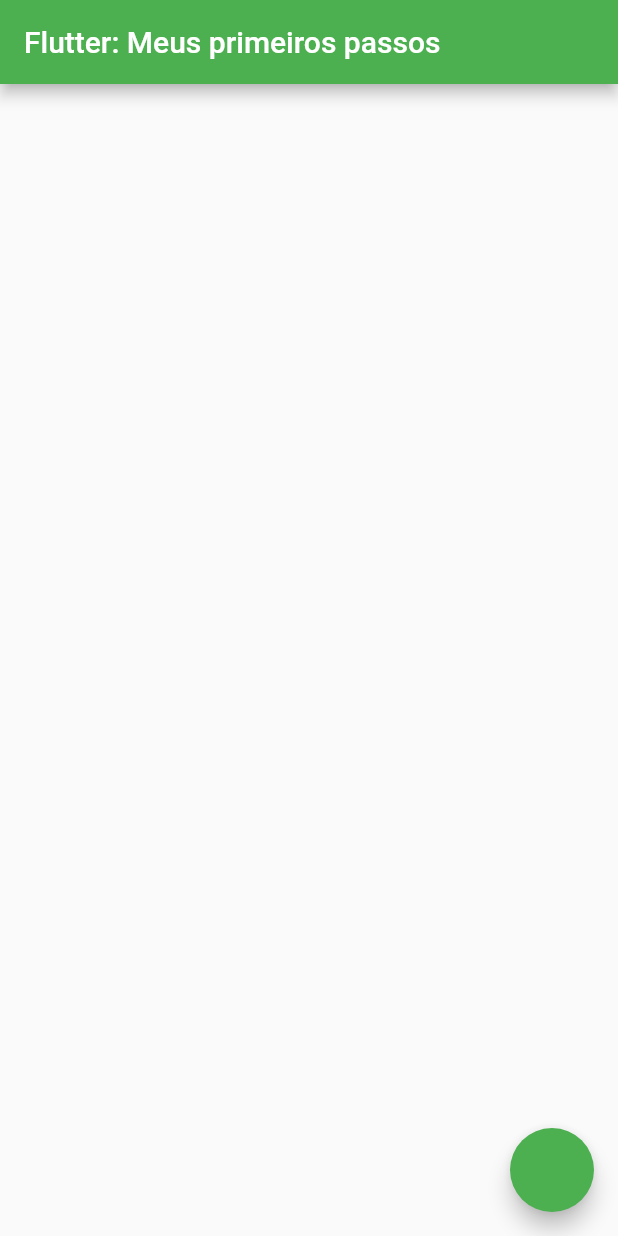
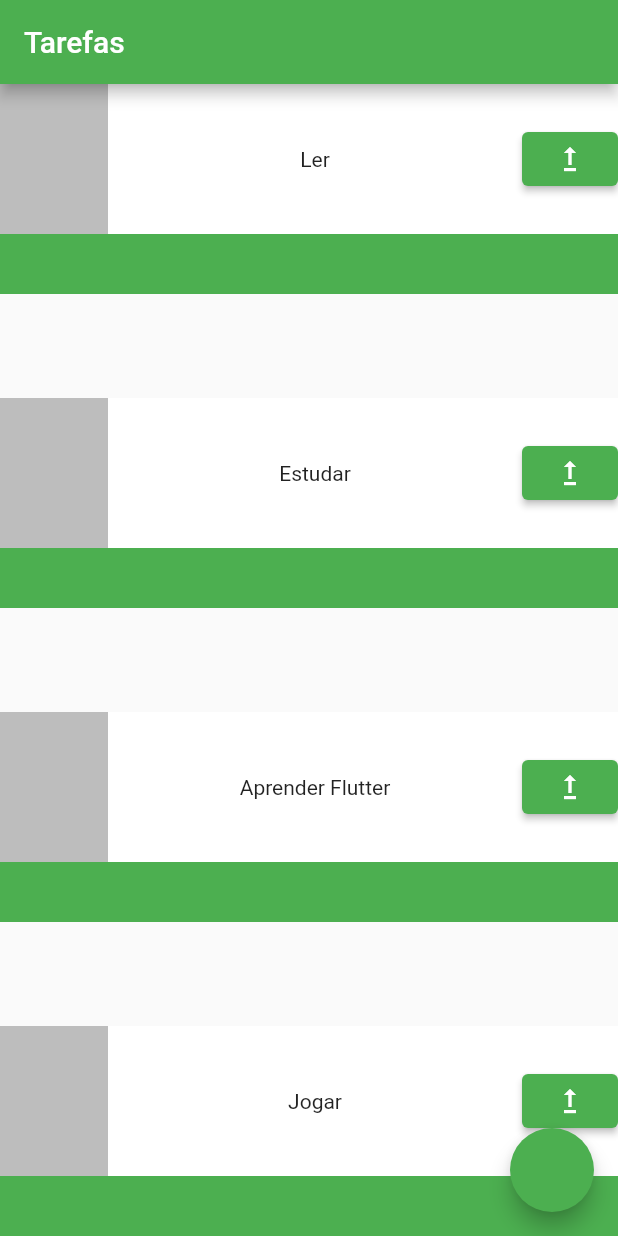
Before and after one commit to SamuelSPrado/aplicativo_de_tarefas_no_Flutter, a Flutter app: the screen it shows after launch, on a phone screen of 412 x 824 dp. Run offline on Flutter 3.47's test engine with Material 2 defaults, Android fonts, the phone set to English and light mode, and no system bars.

Commit message:
Implementando a classe Tarefas e alterando parâmetros do Stateless Widget para enviar argumentos e replicar os Containers

```diff
--- a/lib/main.dart
+++ b/lib/main.dart
@@ -12,16 +12,58 @@
     return MaterialApp(
       title: 'Flutter Demo',
       theme: ThemeData(
-
         primarySwatch: Colors.green,
       ),
       home: Scaffold(
         appBar: AppBar(
-          title: Text('Flutter: Meus primeiros passos'),
+          title: Text('Tarefas'),
         ),
-        body: Container(),
-        floatingActionButton: FloatingActionButton(onPressed: (){}),
+        body: Column(
+          mainAxisAlignment: MainAxisAlignment.spaceBetween,
+          children: [
+            Tarefa('Ler'),
+            Tarefa('Estudar'),
+            Tarefa('Aprender Flutter'),
+            Tarefa('Jogar'),
+          ],
+        ),
+        floatingActionButton: FloatingActionButton(onPressed: () {}),
       ),
     );
   }
 }
+
+class Tarefa extends StatelessWidget {
+  final String nome;
+  const Tarefa(this.nome,{Key? key}) : super(key: key);
+
+  @override
+  Widget build(BuildContext context) {
+    return Container(
+      child: Stack(
+        children: [
+          Container(
+            color: Colors.green,
+            height: 140,
+          ),
+          Container(
+            color: Colors.white,
+            height: 100,
+            child: Row(
+              mainAxisAlignment: MainAxisAlignment.spaceBetween,
+              children: [
+                Container(
+                  color: Colors.black26,
+                  width: 72,
+                  height: 100,
+                ),
+                Text(nome),
+                ElevatedButton(onPressed: (){}, child: Icon(Icons.upgrade))
+              ],
+            ),
+          )
+        ],
+      ),
+    );
+  }
+}
```
